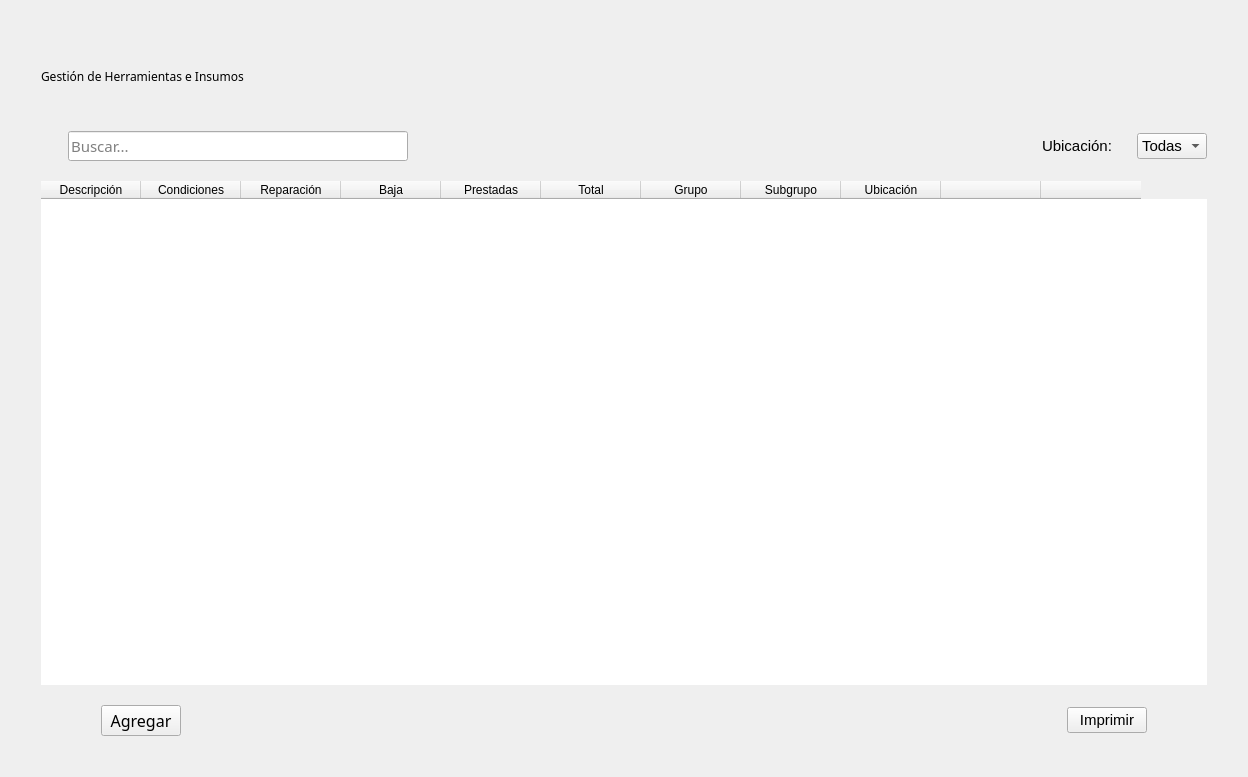
Above: blustock/ui/screens_uis/stock.ui from MaxAPBusiness/Blustock before the change. Below: the same form after it.
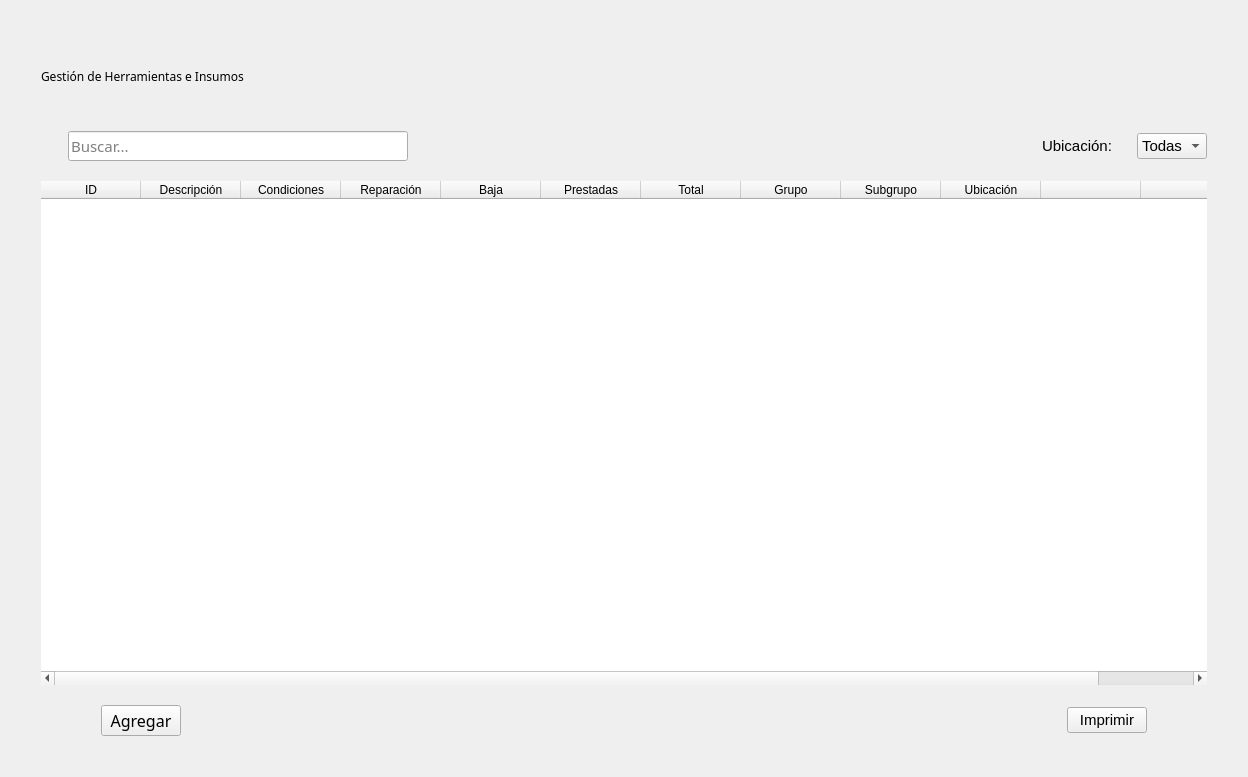
That is the form after the change. Icons and pictures are not drawn.

Commit message: Reparé el save de la pantalla stock.

What changed in the file:
```diff
--- a/blustock/ui/screens_uis/stock.ui
+++ b/blustock/ui/screens_uis/stock.ui
@@ -181,6 +181,11 @@
        <attribute name="verticalHeaderCascadingSectionResizes">
         <bool>false</bool>
        </attribute>
+       <column>
+        <property name="text">
+         <string>ID</string>
+        </property>
+       </column>
        <column>
         <property name="text">
          <string>Descripción</string>
```
The commit also changes 2 other files.
